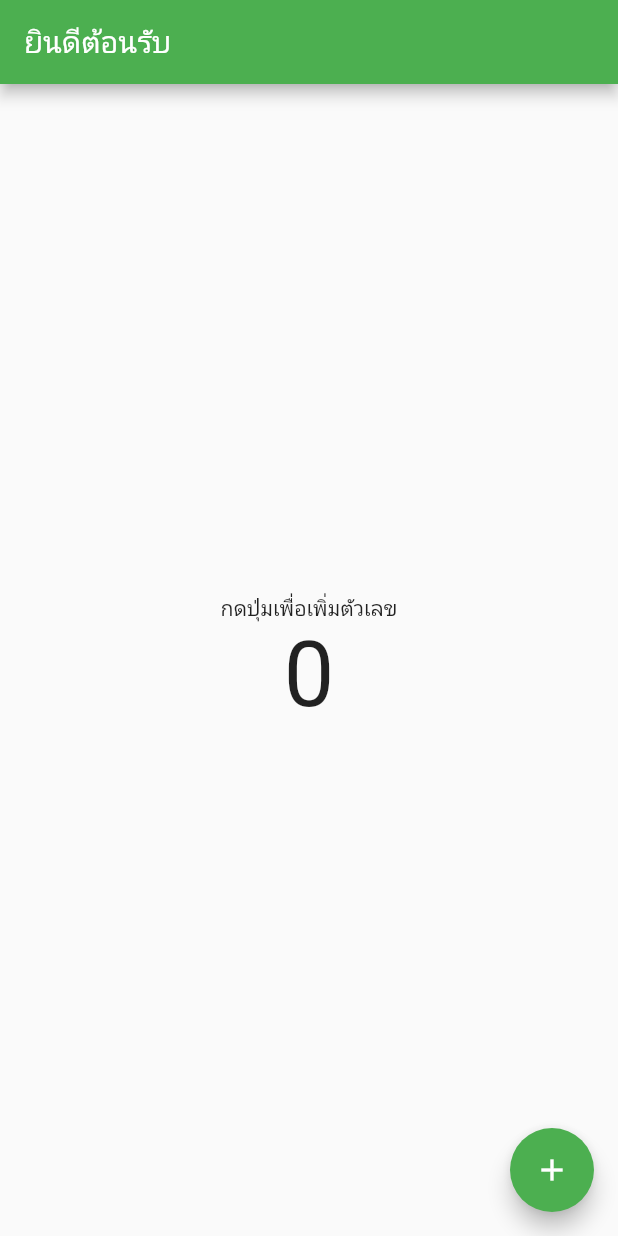
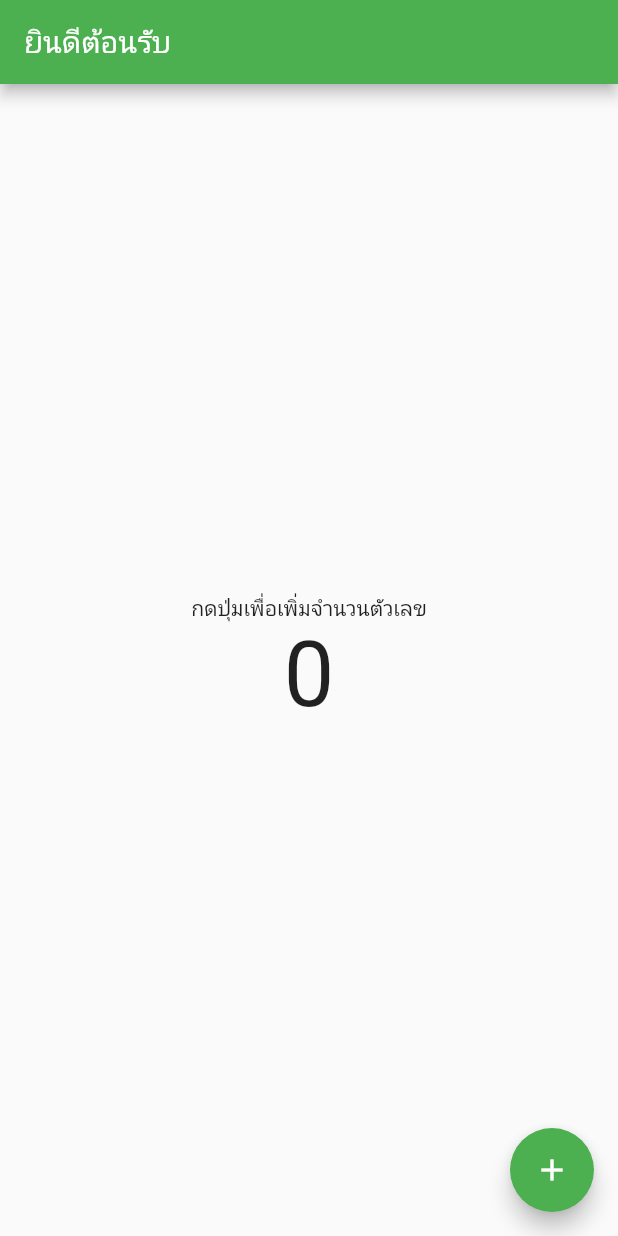
Before and after one commit to peerapattop/flutter-basic, a Flutter app: the screen it shows after launch, on a phone screen of 412 x 824 dp. Run offline on Flutter 3.47's test engine with Material 2 defaults, Android fonts, the phone set to English and light mode, and no system bars.

```diff
--- a/lib/main.dart
+++ b/lib/main.dart
@@ -14,6 +14,10 @@ class _MyAppState extends State<MyApp> {
 
   @override
   Widget build(BuildContext context) {
+    List<Widget> data = []; //กำหนดกลุ่ม Widget ใน List
+  data.add(Text("กดปุ่มเพื่อเพิ่มจำนวนตัวเลข"));
+  data.add(Text(number.toString(),style: TextStyle(fontSize: 60)));
+
     return MaterialApp(
       title: "My App",
       home: Scaffold(
@@ -23,13 +27,7 @@ class _MyAppState extends State<MyApp> {
         body: Center(
           child: Column(
             mainAxisAlignment: MainAxisAlignment.center,
-            children: [
-              Text("กดปุ่มเพื่อเพิ่มตัวเลข"),
-              Text(
-                "$number",
-                style: TextStyle(fontSize: 60),
-              ),
-            ],
+            children: data,
           ),
         ),
         floatingActionButton: FloatingActionButton(
```
